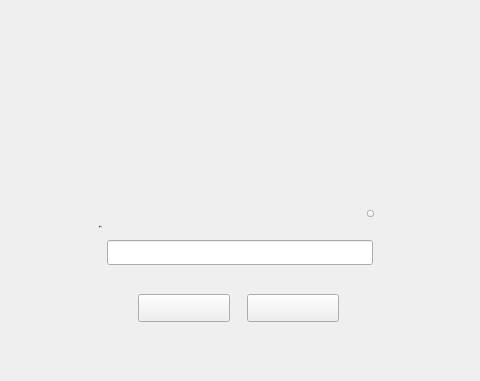
First picture: the form in LNKWallet/namedialog.ui, repository HcashOrg/hx-indicator, before the edit; both pictures show x 243 to 723 and y 0 to 381 of the 960 by 580 pixel window.
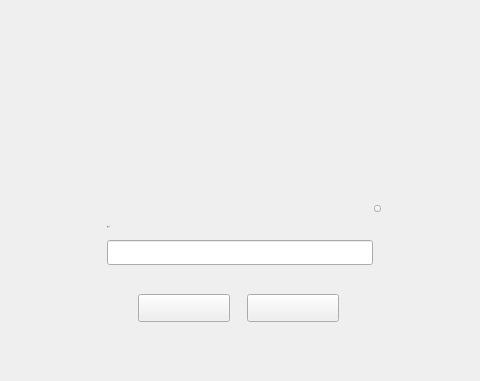
Second picture: the form after the edit.

```diff
--- a/LNKWallet/namedialog.ui
+++ b/LNKWallet/namedialog.ui
@@ -128,8 +128,8 @@
     <widget class="QToolButton" name="closeBtn">
      <property name="geometry">
       <rect>
-       <x>280</x>
-       <y>10</y>
+       <x>287</x>
+       <y>5</y>
        <width>7</width>
        <height>7</height>
       </rect>
@@ -150,7 +150,7 @@
     <widget class="QLabel" name="label_9">
      <property name="geometry">
       <rect>
-       <x>12</x>
+       <x>20</x>
        <y>16</y>
        <width>121</width>
        <height>21</height>
@@ -158,15 +158,16 @@
      </property>
      <property name="font">
       <font>
-       <family>Microsoft YaHei UI Light</family>
+       <family>微软雅黑</family>
        <pointsize>-1</pointsize>
-       <weight>9</weight>
+       <weight>50</weight>
        <italic>false</italic>
        <bold>false</bold>
       </font>
      </property>
      <property name="styleSheet">
-      <string notr="true">font: 75 11px &quot;Microsoft YaHei UI Light&quot;;</string>
+      <string notr="true">font: 11px &quot;微软雅黑&quot;;
+color: rgb(137, 129, 161);</string>
      </property>
      <property name="text">
       <string>账户名</string>
```
